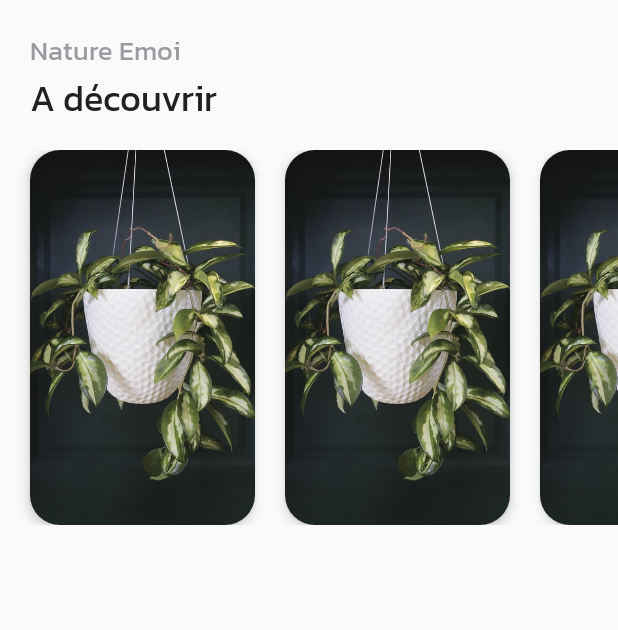
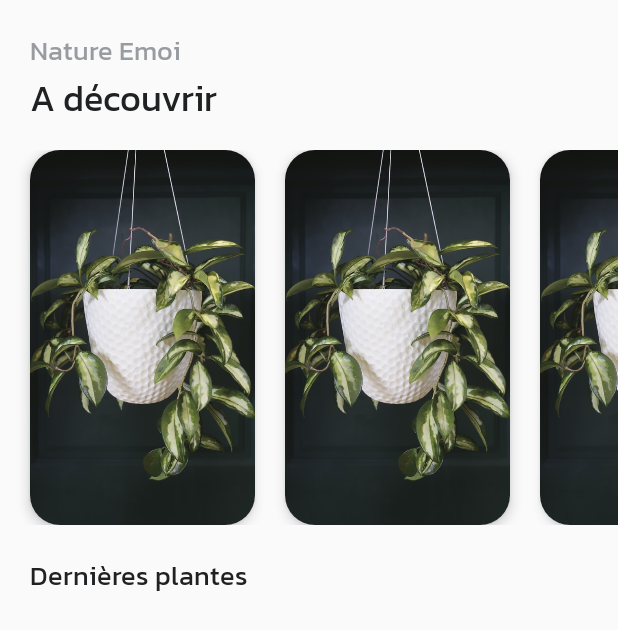
Before and after one commit to J-Dudek/Natural-Collection, an Android app: the screen it shows after launch (MainActivity), on a phone screen of 412 x 824 dp. Shown: the top 630 px of the screen. Run offline under Robolectric (Android 15) with nearby library versions, the phone set to English and light mode, and no system bars.

Commit message:
💄 ajout section home Fragment

```diff
--- a/app/src/main/res/layout/fragment_home.xml
+++ b/app/src/main/res/layout/fragment_home.xml
@@ -1,7 +1,7 @@
 <?xml version="1.0" encoding="utf-8"?>
 <LinearLayout xmlns:android="http://schemas.android.com/apk/res/android"
     xmlns:app="http://schemas.android.com/apk/res-auto"
-    android:orientation="horizontal"
+    android:orientation="vertical"
     android:layout_width="match_parent"
     android:layout_height="match_parent">
 
@@ -11,5 +11,12 @@
         android:layout_height="250dp"
         android:orientation="horizontal"
         app:layoutManager="androidx.recyclerview.widget.LinearLayoutManager"/>
+    <TextView
+        android:layout_width="wrap_content"
+        android:layout_height="wrap_content"
+        android:text="@string/home_page_last_plant_section"
+        android:layout_marginTop="@dimen/default_margin"
+        android:layout_marginLeft="@dimen/default_margin"
+        style="@style/SubtitleTextStyle"/>
 
 </LinearLayout>
```
